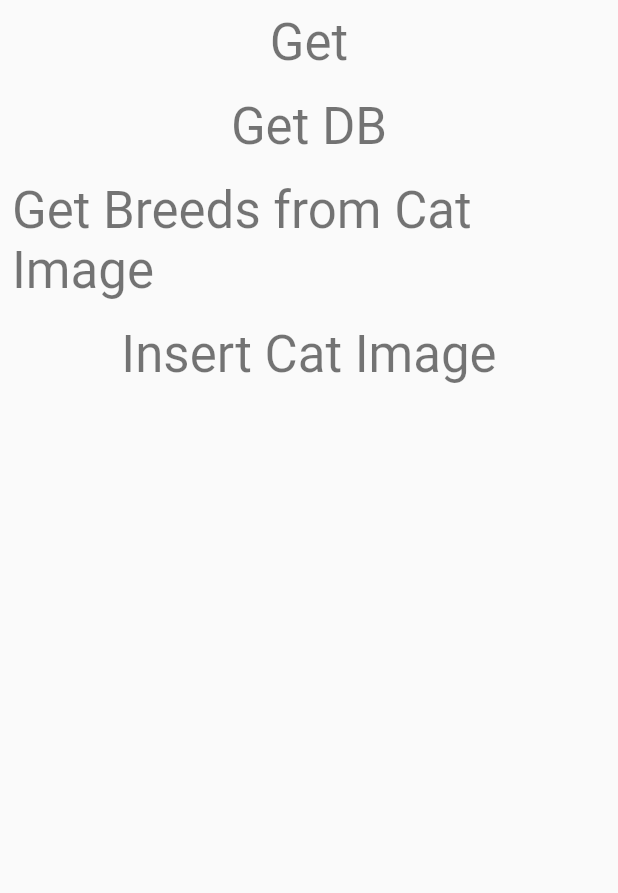
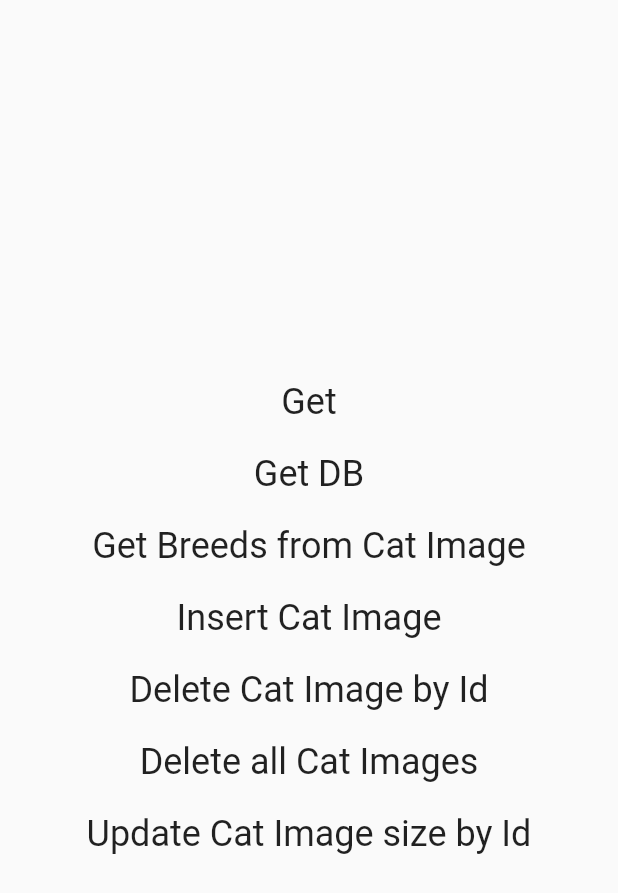
Before and after one commit to techsoftapp3/flutter-apis-call-template, a Flutter app: the screen it shows after launch, after a tap on "Get Breeds from Cat Image", on a phone screen of 412 x 824 dp. Shown: the top 893 px of the screen. Run offline on Flutter 3.47's test engine with Material 2 defaults, Android fonts, the phone set to English and light mode, and no system bars; our stand-ins replace connectivity_plus, dio, floor, get, get_it, injectable and 2 more; accounts and stored records are empty; generated files the repository leaves out were written again; network calls fail.

Commit message:
add some basic queries

```diff
--- a/lib/model/cat_image/breed.dart
+++ b/lib/model/cat_image/breed.dart
@@ -1,9 +1,11 @@
 import 'dart:convert';
 import 'package:floor/floor.dart';
+import 'package:injectable/injectable.dart';
 import 'package:json_annotation/json_annotation.dart';
 import 'weight.dart';
 part 'breed.g.dart';
 
+@singleton
 class WeightConverter extends TypeConverter<Weight?, String> {
   @override
   Weight decode(String databaseValue) {
--- a/lib/model/cat_image/cat_image.dart
+++ b/lib/model/cat_image/cat_image.dart
@@ -1,13 +1,17 @@
 import 'dart:convert';
+import 'dart:math';
 import 'package:floor/floor.dart';
+import 'package:injectable/injectable.dart';
 import 'package:json_annotation/json_annotation.dart';
 import 'breed.dart';
 
 part 'cat_image.g.dart';
 
+@singleton
 class BreedConverter extends TypeConverter<List<Breed>?, String> {
   @override
   List<Breed> decode(String databaseValue) {
+    if (databaseValue.isEmpty) return [];
     final data = jsonDecode(databaseValue);
     final List<Map<String, dynamic>> result = [];
     if (data is List) {
@@ -15,19 +19,13 @@ class BreedConverter extends TypeConverter<List<Breed>?, String> {
     } else {
       result.add(data);
     }
-    final List<Breed> breeds = [];
-    for (final element in result) {
-      breeds.add(Breed.fromJson(element));
-    }
-    return breeds;
+    return result.map((e) => Breed.fromJson(e)).toList();
   }
 
   @override
   String encode(List<Breed>? value) {
-    final List<Map<String, dynamic>> data = [];
-    for (final element in value ?? []) {
-      data.add(element.toJson());
-    }
+    final List<Map<String, dynamic>> data =
+        (value ?? []).map((e) => e.toJson()).toList();
     return jsonEncode(data);
   }
 }
--- a/lib/model/data_source/local/cat_dao.dart
+++ b/lib/model/data_source/local/cat_dao.dart
@@ -5,8 +5,20 @@ import 'package:floor/floor.dart';
 abstract class CatDao {
   @Insert(onConflict: OnConflictStrategy.replace)
   Future<void> insertCatImage(List<CatImage> catImage);
+
   @Query("select * from CatImage")
   Future<List<CatImage>> getCatImagesFromDB();
+
   @Query("select breeds from CatImage as c where c.`id` = :id")
   Future<String?> getBreedsFromCatImage(String id);
+
+  @Query("delete from CatImage")
+  Future<int?> deleteCatImagesData();
+
+  @Query("delete from CatImage as c where c.`id` = :id")
+  Future<int?> deleteCatImagesDataById(String id);
+
+  @Query(
+      "update CatImage as c set c.`height` = :height. c.`width` = :width where c.`id` = :id")
+  Future<int?> updateCatImageSize(String id, double height, double width);
 }
--- a/lib/model/repositories/retrofit_repository.dart
+++ b/lib/model/repositories/retrofit_repository.dart
@@ -22,7 +22,6 @@ class PostRepositoryImpl implements PostRepository {
   Future<Post> getPostById(int id) async {
     final fromLocal = await local.postDao.getPostsById(id);
     if (fromLocal == null) {
-      print("call api");
       final response = await remote.getPostById(id);
       local.postDao.insertPost(response);
       return response;
--- a/lib/model/services/database.dart
+++ b/lib/model/services/database.dart
@@ -11,11 +11,8 @@ import 'package:sqflite/sqflite.dart' as sqflite;
 
 part 'database.g.dart';
 
-@Database(version: 1, entities: [Post, CatImage, Breed, Weight])
+@Database(version: 2, entities: [Post, CatImage, Breed, Weight])
 abstract class AppDatabase extends FloorDatabase {
   PostDao get postDao;
   CatDao get catDao;
-  @override
-  // TODO: implement database
-  sqflite.DatabaseExecutor get database => super.database;
 }
--- a/lib/view/cat_home_page.dart
+++ b/lib/view/cat_home_page.dart
@@ -1,6 +1,7 @@
 import 'package:api_tools_test/model/cat_image/cat_image.dart';
 import 'package:api_tools_test/view_model/cat_controller.dart';
 import 'package:flutter/material.dart';
+import 'package:get/get.dart';
 
 import 'package:get/get_state_manager/get_state_manager.dart';
 
@@ -12,7 +13,12 @@ class CatHomePage extends GetView<CatController> {
     return Scaffold(
       body: SafeArea(
         bottom: false,
-        child: Column(children: [
+        child: SizedBox(
+          width: Get.width,
+          child: Column(
+            mainAxisAlignment: MainAxisAlignment.center,
+            crossAxisAlignment: CrossAxisAlignment.center,
+            children: [
               TextButton(
                 onPressed: () async {
                   controller.getCatsImage(
@@ -23,7 +29,7 @@ class CatHomePage extends GetView<CatController> {
                 },
                 child: Text(
                   'Get',
-              style: Theme.of(context).textTheme.headline4,
+                  style: Theme.of(context).textTheme.headline5,
                 ),
               ),
               TextButton(
@@ -32,7 +38,7 @@ class CatHomePage extends GetView<CatController> {
                 },
                 child: Text(
                   'Get DB',
-              style: Theme.of(context).textTheme.headline4,
+                  style: Theme.of(context).textTheme.headline5,
                 ),
               ),
               TextButton(
@@ -41,7 +47,7 @@ class CatHomePage extends GetView<CatController> {
                 },
                 child: Text(
                   'Get Breeds from Cat Image',
-              style: Theme.of(context).textTheme.headline4,
+                  style: Theme.of(context).textTheme.headline5,
                 ),
               ),
               TextButton(
@@ -51,10 +57,40 @@ class CatHomePage extends GetView<CatController> {
                 },
                 child: Text(
                   'Insert Cat Image',
-              style: Theme.of(context).textTheme.headline4,
+                  style: Theme.of(context).textTheme.headline5,
                 ),
               ),
-        ]),
+              TextButton(
+                onPressed: () async {
+                  controller.deleteCatImagesById("HELLO");
+                },
+                child: Text(
+                  'Delete Cat Image by Id',
+                  style: Theme.of(context).textTheme.headline5,
+                ),
+              ),
+              TextButton(
+                onPressed: () async {
+                  controller.deleteCatImages();
+                },
+                child: Text(
+                  'Delete all Cat Images',
+                  style: Theme.of(context).textTheme.headline5,
+                ),
+              ),
+              TextButton(
+                onPressed: () async {
+                  controller.updateCatImageSizeById(
+                      width: -1, height: -2, id: "HELLO");
+                },
+                child: Text(
+                  'Update Cat Image size by Id',
+                  style: Theme.of(context).textTheme.headline5,
+                ),
+              ),
+            ],
+          ),
+        ),
       ),
     );
   }
--- a/lib/view_model/cat_controller.dart
+++ b/lib/view_model/cat_controller.dart
@@ -1,4 +1,5 @@
 import 'package:api_tools_test/core/config/injectable.dart';
+import 'package:api_tools_test/model/cat_image/breed.dart';
 import 'package:api_tools_test/model/cat_image/cat_image.dart';
 import 'package:api_tools_test/model/repositories/cat_repository.dart';
 import 'package:get/get.dart';
@@ -16,7 +17,7 @@ class CatController extends GetxController {
   CatController(this.catRepository);
   final CatRepository catRepository;
 
-  getCatsImage({
+  Future<void> getCatsImage({
     required int limit,
     int page = 10,
     String order = "random",
@@ -42,7 +43,7 @@ class CatController extends GetxController {
         );
   }
 
-  getCatImagesFromDB() async {
+  Future<void> getCatImagesFromDB() async {
     return catRepository.getCatImagesFromDB().then(
           (value) => value.forEach((element) {
             print(element.toString());
@@ -50,16 +51,41 @@ class CatController extends GetxController {
         );
   }
 
-  getBreedsFromCatImageById(String id) async {
-    return catRepository
-        .getBreedsFromCatImage(id)
-        .then((value) => value.forEach((element) {
-              print(element.toString());
-            }));
+  Future<void> getBreedsFromCatImageById(String id) async {
+    return catRepository.getBreedsFromCatImage(id).then(
+      (value) {
+        if (value.isEmpty) print("No record found!");
+        value.forEach((element) {
+          print(element.toString());
+        });
+      },
+    );
   }
 
-  insertCatImage(List<CatImage> catImages) async {
+  Future<void> insertCatImage(List<CatImage> catImages) async {
     return catRepository.insertCatImage(catImages);
+  }
+
+  Future<void> deleteCatImages() {
+    return catRepository.deleteCatImagesData().then(
+          (value) => print("Already delete ${value ?? 0} records"),
+        );
+  }
+
+  Future<void> deleteCatImagesById(String id) {
+    return catRepository.deleteCatImagesDataById(id).then(
+          (value) => print("Already delete ${value ?? 0} records"),
+        );
+  }
+
+  Future<void> updateCatImageSizeById({
+    required String id,
+    required double height,
+    required double width,
+  }) {
+    return catRepository
+        .updateCatImageSize(height: height, width: width, id: id)
+        .then((value) => print("Already delete ${value ?? 0} records"));
   }
 }
 
--- a/lib/view_model/controller.dart
+++ b/lib/view_model/controller.dart
@@ -50,5 +50,4 @@ class MyController extends GetxController {
           }),
         );
   }
-
 }
```
Also changed, not shown: lib/model/data_module.dart (+12 -10 lines), lib/model/repositories/cat_repository.dart (+28 -5 lines), lib/core/config/injectable.config.dart, lib/model/services/database.g.dart. Lines whose indentation alone changed are shown as unchanged.
